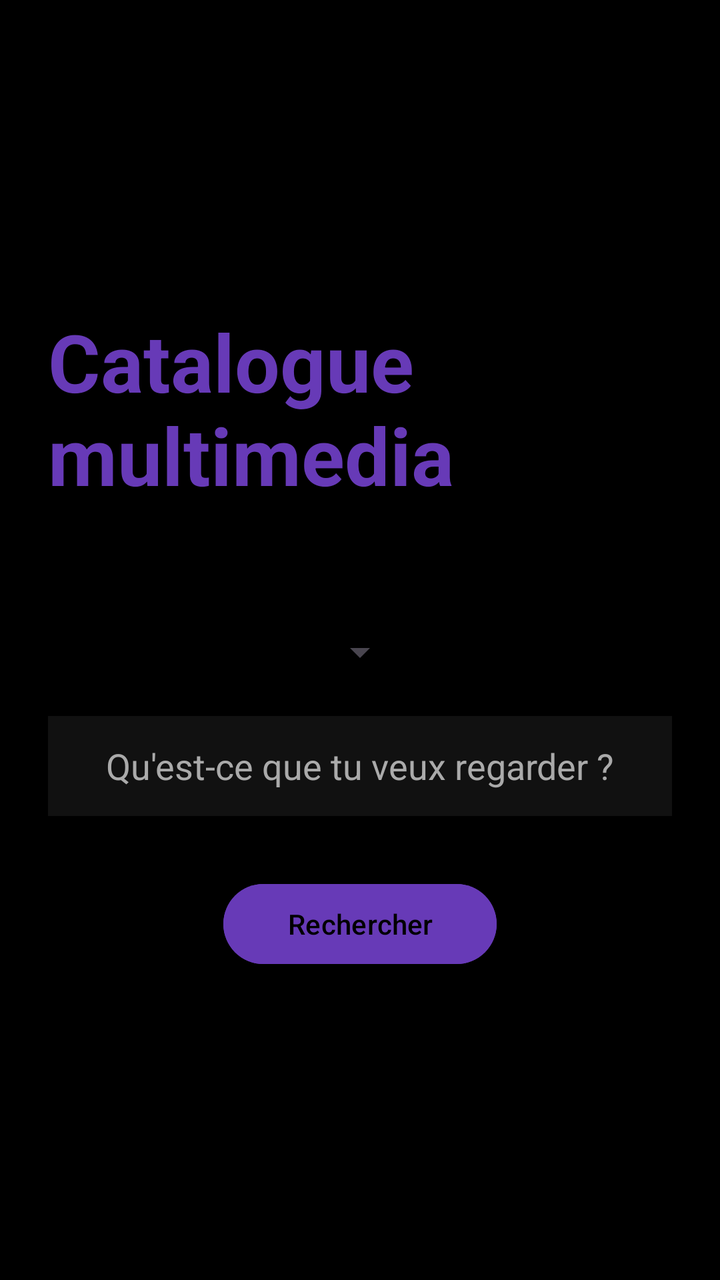
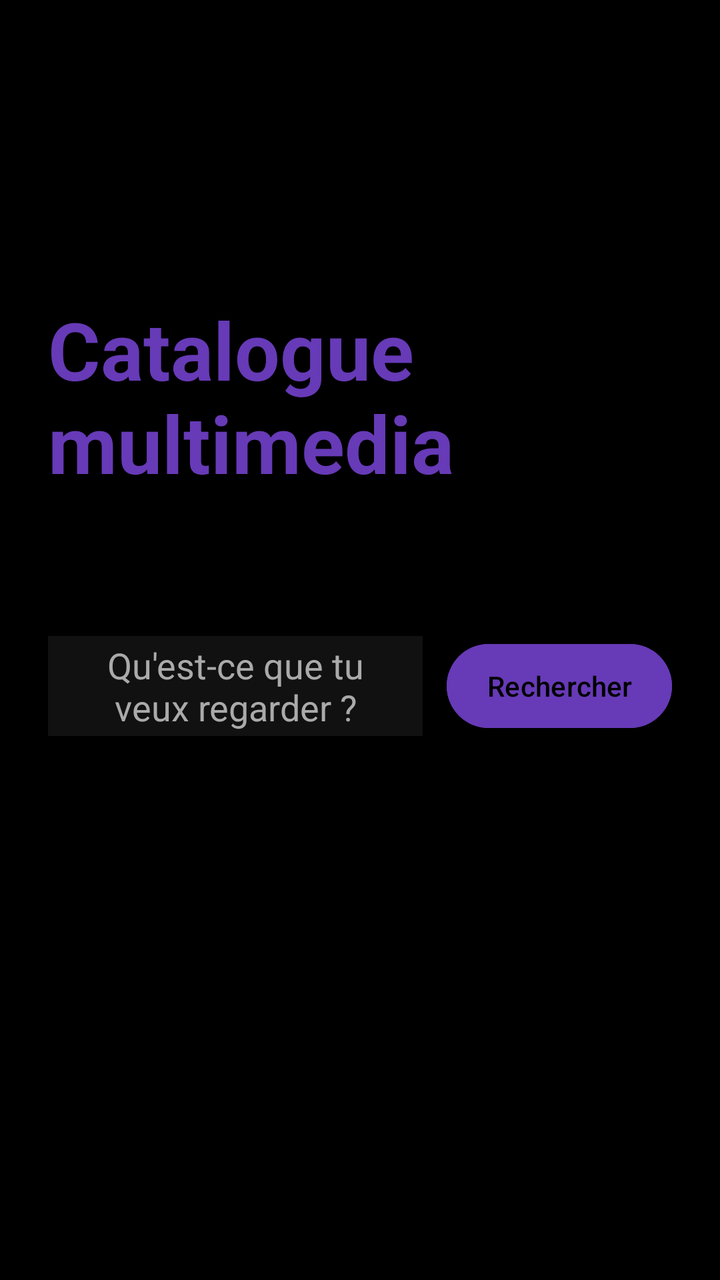

Before-and-after screenshots of an Android layout around one commit, followed by the original layout XML and the change that was made.
<!-- AndroidManifest.xml: application theme Theme.CatalogueMultimedia -->
<!-- res/layout/fragment_welcome.xml -->
<?xml version="1.0" encoding="utf-8"?>
<LinearLayout xmlns:android="http://schemas.android.com/apk/res/android"
    android:layout_width="match_parent"
    android:layout_height="match_parent"
    android:orientation="vertical"
    android:gravity="center"
    android:background="#000000"
    android:padding="24dp">

    
    <TextView
        android:layout_width="wrap_content"
        android:layout_height="wrap_content"
        android:text="@string/app_name"
        android:textSize="40sp"
        android:textColor="#673AB7"
        android:textStyle="bold"
        android:layout_marginBottom="60dp" />

    
    <LinearLayout
        android:layout_width="match_parent"
        android:layout_height="wrap_content"
        android:orientation="vertical"
        android:gravity="center">

        <Spinner
            android:id="@+id/contentTypeSpinner"
            android:layout_width="wrap_content"
            android:layout_height="wrap_content"
            android:layout_marginBottom="20dp" />

        <EditText
            android:id="@+id/searchEditText"
            android:layout_width="match_parent"
            android:layout_height="50dp"
            android:background="#111111"
            android:hint="Qu'est-ce que tu veux regarder ?"
            android:textColor="#FFFFFF"
            android:textColorHint="#AAAAAA"
            android:paddingHorizontal="20dp"
            android:gravity="center" />

        <Button
            android:id="@+id/searchButton"
            android:layout_width="wrap_content"
            android:layout_height="wrap_content"
            android:text="Rechercher"
            android:layout_marginTop="30dp"
            android:backgroundTint="#673AB7"
            android:textColor="#000000"
            android:paddingHorizontal="32dp" />

    </LinearLayout>

</LinearLayout>
<!-- resources referenced by this layout -->
<resources>
  <string name="app_name">Catalogue multimedia</string>
  <style name="Theme.CatalogueMultimedia" parent="Base.Theme.CatalogueMultimedia" />
  <style name="Base.Theme.CatalogueMultimedia" parent="Theme.Material3.DayNight.NoActionBar">
          
          
      </style>
</resources>

<!-- the commit's change to res/layout/fragment_welcome.xml (unified diff, before → after) -->
@@ -3,54 +3,73 @@
     android:layout_width="match_parent"
     android:layout_height="match_parent"
     android:orientation="vertical"
-    android:gravity="center"
     android:background="#000000"
-    android:padding="24dp">
+    android:padding="24dp"
+    android:weightSum="3">
 
     
-    <TextView
-        android:layout_width="wrap_content"
-        android:layout_height="wrap_content"
-        android:text="@string/app_name"
-        android:textSize="40sp"
-        android:textColor="#673AB7"
-        android:textStyle="bold"
-        android:layout_marginBottom="60dp" />
+    <Space
+        android:layout_width="match_parent"
+        android:layout_height="0dp"
+        android:layout_weight="1" />
 
     
     <LinearLayout
         android:layout_width="match_parent"
         android:layout_height="wrap_content"
         android:orientation="vertical"
-        android:gravity="center">
+        android:gravity="center_horizontal">
 
-        <Spinner
-            android:id="@+id/contentTypeSpinner"
+        
+        <TextView
             android:layout_width="wrap_content"
             android:layout_height="wrap_content"
-            android:layout_marginBottom="20dp" />
+            android:text="@string/app_name"
+            android:textSize="40sp"
+            android:textColor="#673AB7"
+            android:textStyle="bold"
+            android:layout_marginBottom="60dp" />
 
-        <EditText
-            android:id="@+id/searchEditText"
+        
+        <LinearLayout
             android:layout_width="match_parent"
-            android:layout_height="50dp"
-            android:background="#111111"
-            android:hint="Qu'est-ce que tu veux regarder ?"
-            android:textColor="#FFFFFF"
-            android:textColorHint="#AAAAAA"
-            android:paddingHorizontal="20dp"
-            android:gravity="center" />
+            android:layout_height="wrap_content"
+            android:orientation="horizontal"
+            android:gravity="center_vertical"
+            android:layout_marginTop="10dp">
 
-        <Button
-            android:id="@+id/searchButton"
-            android:layout_width="wrap_content"
-            android:layout_height="wrap_content"
-            android:text="Rechercher"
-            android:layout_marginTop="30dp"
-            android:backgroundTint="#673AB7"
-            android:textColor="#000000"
-            android:paddingHorizontal="32dp" />
+            <EditText
+                android:id="@+id/searchEditText"
+                android:layout_width="0dp"
+                android:layout_height="50dp"
+                android:layout_weight="1"
+                android:background="#111111"
+                android:hint="Qu'est-ce que tu veux regarder ?"
+                android:textColor="#FFFFFF"
+                android:textColorHint="#AAAAAA"
+                android:gravity="center"
+                android:paddingLeft="20dp"
+                android:paddingRight="20dp" />
+
+            <Button
+                android:id="@+id/searchButton"
+                android:layout_width="wrap_content"
+                android:layout_height="50dp"
+                android:text="Rechercher"
+                android:layout_marginStart="12dp"
+                android:backgroundTint="#673AB7"
+                android:textColor="#000000"
+                android:paddingLeft="20dp"
+                android:paddingRight="20dp" />
+
+        </LinearLayout>
 
     </LinearLayout>
 
+    
+    <Space
+        android:layout_width="match_parent"
+        android:layout_height="0dp"
+        android:layout_weight="2" />
+
 </LinearLayout>
